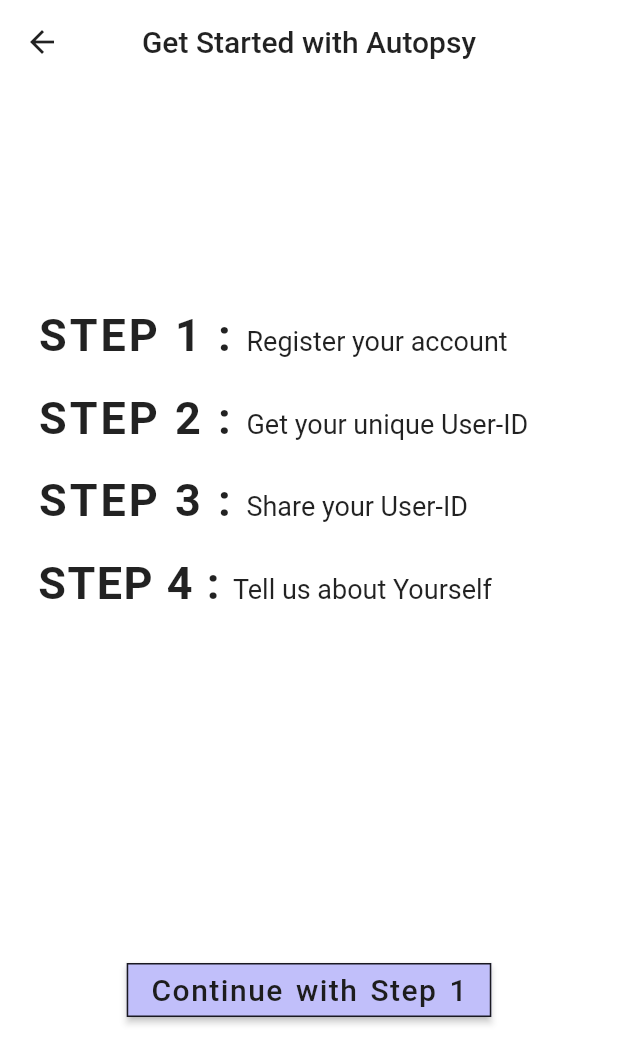
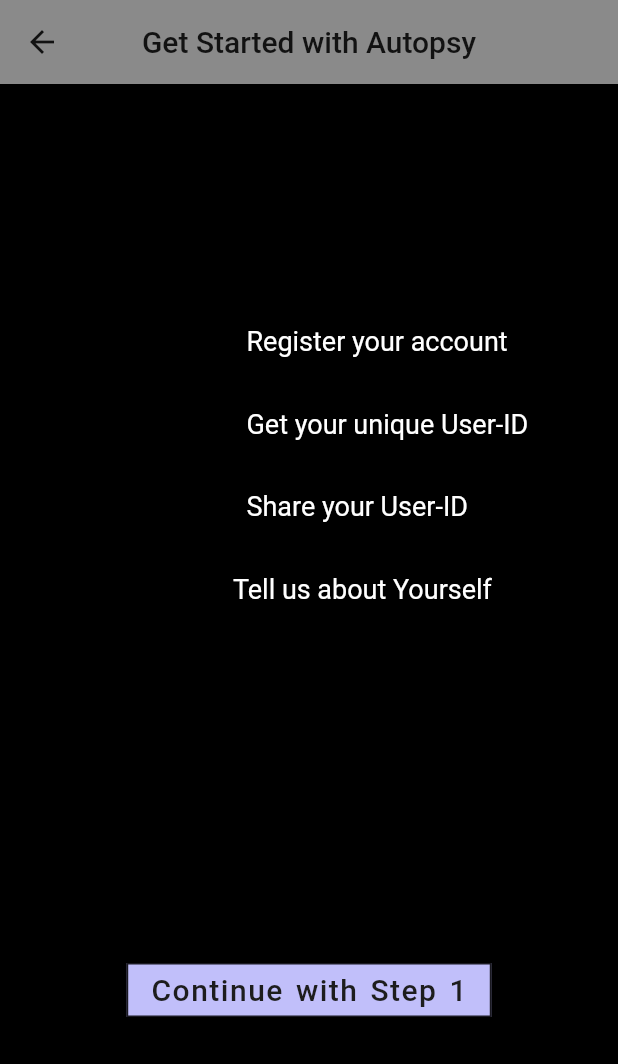
Before and after one commit to Cyrusroy001/project-autopsy-hacknitr3.0, a Flutter app: the screen it shows after launch, after a tap on "Start Your Journey", on a phone screen of 412 x 824 dp. Shown: the top 1064 px of the screen. Run offline on Flutter 3.47's test engine with Material 2 defaults, Android fonts, the light colour scheme and no system bars; our stand-ins replace file_picker, firebase_core, firebase_storage; accounts and stored records are empty.

Commit message:
Dark Mode Implemented

```diff
--- a/lib/main.dart
+++ b/lib/main.dart
@@ -11,6 +11,7 @@
 import 'package:project_autopsy/screens/patient/firsttimeuser/PatientOrDoctorPage.dart';
 import 'package:project_autopsy/screens/patient/patient_all_reports_page.dart';
 import 'package:project_autopsy/screens/patient/report_detail_page.dart';
+import 'package:project_autopsy/themes.dart';
 
 Future main() async {
   WidgetsFlutterBinding.ensureInitialized();
@@ -18,17 +19,39 @@
   runApp(MyApp());
 }
 
-class MyApp extends StatelessWidget {
+class MyApp extends StatefulWidget {
+  @override
+  State<MyApp> createState() => _MyAppState();
+}
+
+class _MyAppState extends State<MyApp> {
+
+  @override
+  void initState() {
+    // TODO: implement initState
+    super.initState();
+    currentTheme.addListener(() {
+      setState(() {
+
+      });
+    });
+  }
+
   @override
   Widget build(BuildContext context) {
     return MaterialApp(
       title: 'Autopsy',
-      theme: ThemeData(
-        primaryColor: Colors.white,
-        canvasColor: Colors.white,
-        // ignore: deprecated_member_use
-        accentColor: Color.fromRGBO(193, 191, 250, 1),
-      ),
+
+      theme: CustomTheme.lightTheme,
+      darkTheme: CustomTheme.darkTheme,
+      themeMode: currentTheme.currentTheme,
+
+      // theme: ThemeData(
+      //   primaryColor: Colors.white,
+      //   canvasColor: Colors.white,
+      //   // ignore: deprecated_member_use
+      //   accentColor: Color.fromRGBO(193, 191, 250, 1),
+      // ),
       debugShowCheckedModeBanner: false,
       initialRoute: '/',
       routes: {
@@ -50,6 +73,4 @@
       },
     );
   }
-
-
 }
--- /dev/null
+++ b/lib/themes.dart
@@ -0,0 +1,60 @@
+// ignore_for_file: file_names, prefer_const_constructors, deprecated_member_use, use_key_in_widget_constructors, missing_return, non_constant_identifier_names
+
+import 'package:flutter/cupertino.dart';
+import 'package:flutter/material.dart';
+
+CustomTheme currentTheme = CustomTheme();
+
+class CustomTheme with ChangeNotifier{
+  static bool isDarkTheme = true;
+  ThemeMode get currentTheme => isDarkTheme ? ThemeMode.dark : ThemeMode.light ;
+
+  void toggleTheme(){
+    isDarkTheme = ! isDarkTheme;
+    notifyListeners();
+
+  }
+
+  static ThemeData get lightTheme{
+    return ThemeData(
+      primaryColor: Colors.white,
+      backgroundColor: Colors.white,
+      canvasColor: Colors.white,
+      // ignore: deprecated_member_use
+      accentColor: Color.fromRGBO(193, 191, 250, 1),
+      textTheme: TextTheme(
+        headline1: TextStyle(color: Colors.black),
+        headline2: TextStyle(color: Colors.black),
+        headline3: TextStyle(color: Colors.black),
+        headline4: TextStyle(color: Colors.black),
+        headline5: TextStyle(color: Colors.black),
+        headline6: TextStyle(color: Colors.black),
+        bodyText1: TextStyle(color: Colors.black),
+        bodyText2: TextStyle(color: Colors.black),
+      ),
+    );
+
+  }
+
+  static ThemeData get darkTheme{
+    return ThemeData(
+      primaryColor: Colors.white54,
+      backgroundColor: Colors.black,
+      canvasColor: Colors.black,
+      brightness: Brightness.dark,
+      // ignore: deprecated_member_use
+      accentColor: Color.fromRGBO(193, 191, 250, 1),
+      textTheme: TextTheme(
+        headline1: TextStyle(color: Colors.white),
+        headline2: TextStyle(color: Colors.white),
+        headline3: TextStyle(color: Colors.white),
+        headline4: TextStyle(color: Colors.white),
+        headline5: TextStyle(color: Colors.white),
+        headline6: TextStyle(color: Colors.white),
+        bodyText1: TextStyle(color: Colors.white),
+        bodyText2: TextStyle(color: Colors.white),
+      ),
+    );
+  }
+
+}
```
Also changed, not shown: lib/screens/patient/PatientDashboard.dart (+3 -4 lines), lib/widgets/MenuDrawer.dart (added, +87 -0 lines).
